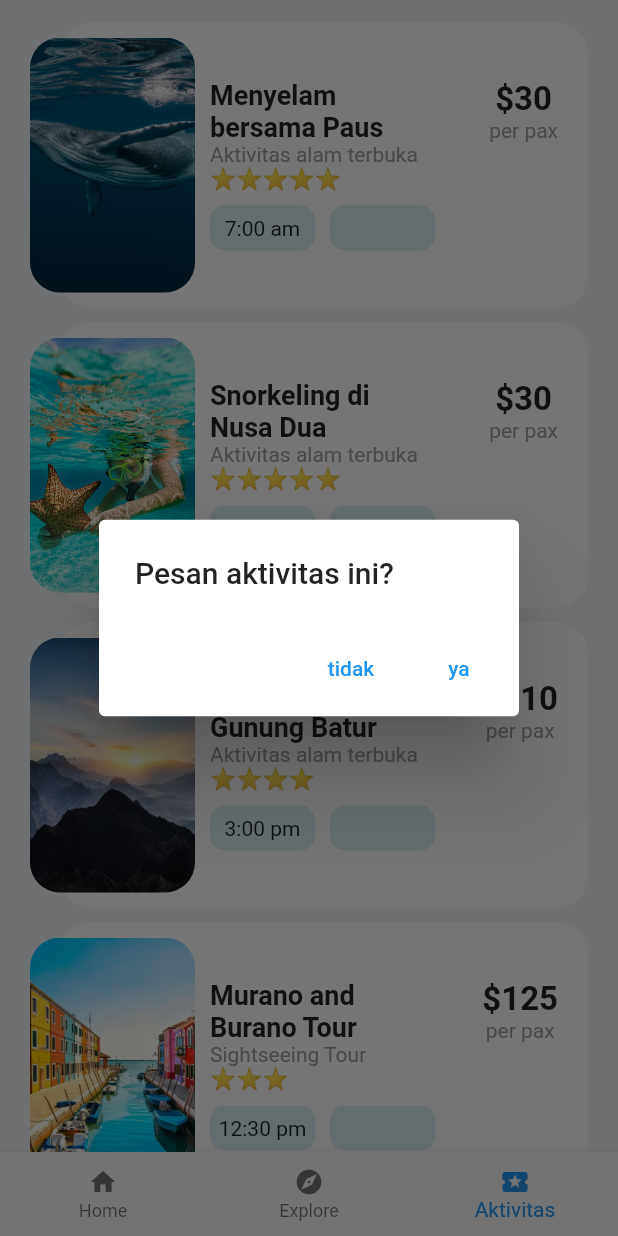
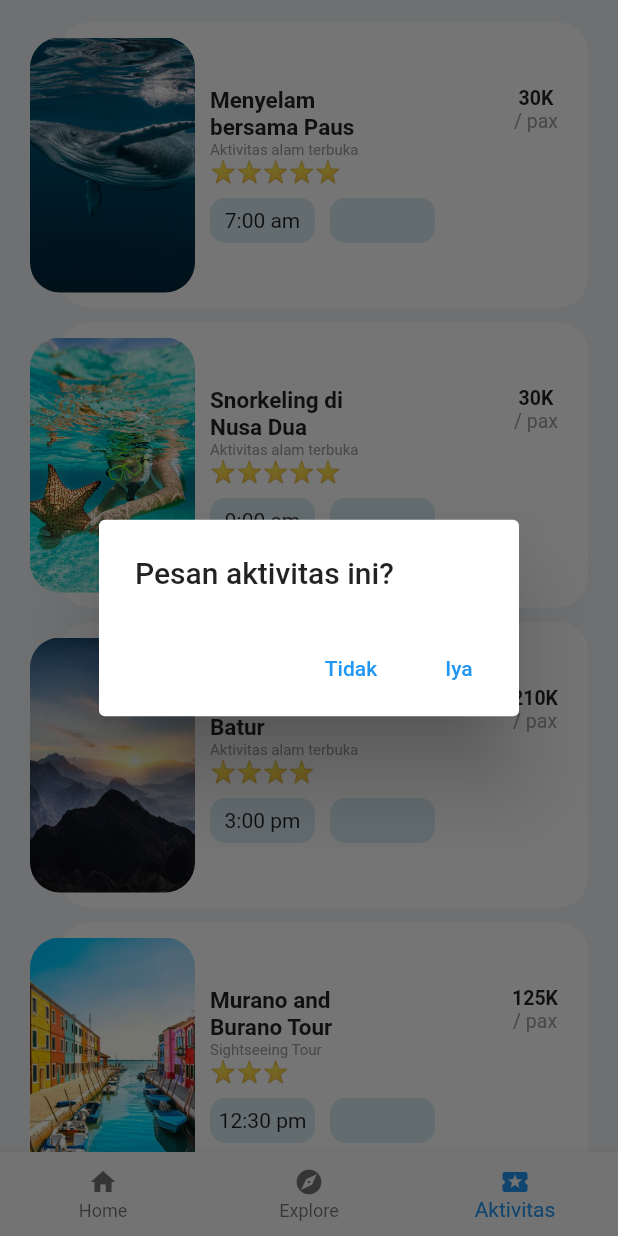
Before and after one commit to gungyusma/flutterapplication, a Flutter app: the screen it shows after launch, item 3 of the bottom bar chosen, after a tap on "pesan", on a phone screen of 412 x 824 dp. Run offline on Flutter 3.47's test engine with Material 2 defaults, Android fonts, the light colour scheme and no system bars; our stand-ins replace cached_network_image, font_awesome_flutter; network calls fail.

Commit message:
fixing ui

```diff
--- a/lib/screens/activities_screen.dart
+++ b/lib/screens/activities_screen.dart
@@ -44,7 +44,7 @@ class ActivitiesScreen extends StatelessWidget {
                               child: Text(
                                 activity.name,
                                 style: TextStyle(
-                                  fontSize: 18.0,
+                                  fontSize: 15.0,
                                   fontWeight: FontWeight.w600,
                                 ),
                                 maxLines: 2,
@@ -53,21 +53,23 @@ class ActivitiesScreen extends StatelessWidget {
                             ),
                             Column(
                               children: <Widget>[
-                                Text('\$${activity.price}',
+                                Text('${activity.price}K',
                                     style: TextStyle(
-                                      fontSize: 22.0,
+                                      fontSize: 13.0,
                                       fontWeight: FontWeight.w600,
                                     )),
                                 Text(
-                                  'per pax',
-                                  style: TextStyle(color: Colors.grey),
+                                  '/ pax',
+                                  style: TextStyle(
+                                      color: Colors.grey, fontSize: 13.0),
                                 )
                               ],
                             ),
                           ],
                         ),
                         Text(activity.type,
-                            style: TextStyle(color: Colors.grey)),
+                            style:
+                                TextStyle(color: Colors.grey, fontSize: 10.0)),
                         _buildRatingStars(activity.rating),
                         SizedBox(height: 10.0),
                         Row(
@@ -110,13 +112,13 @@ class ActivitiesScreen extends StatelessWidget {
                                     actions: <Widget>[
                                       TextButton(
                                         onPressed: () =>
-                                            Navigator.pop(context, 'tidak'),
-                                        child: const Text('tidak'),
+                                            Navigator.pop(context, 'Tidak'),
+                                        child: const Text('Tidak'),
                                       ),
                                       TextButton(
                                         onPressed: () =>
-                                            Navigator.pop(context, 'ya'),
-                                        child: const Text('ya'),
+                                            Navigator.pop(context, 'Iya'),
+                                        child: const Text('Iya'),
                                       ),
                                     ],
                                   ),
--- a/lib/screens/destination_screen.dart
+++ b/lib/screens/destination_screen.dart
@@ -150,7 +150,7 @@ class _DestinationScreenState extends State<DestinationScreen> {
                                     child: Text(
                                       activity.name,
                                       style: TextStyle(
-                                        fontSize: 18.0,
+                                        fontSize: 15.0,
                                         fontWeight: FontWeight.w600,
                                       ),
                                       maxLines: 2,
@@ -159,21 +159,23 @@ class _DestinationScreenState extends State<DestinationScreen> {
                                   ),
                                   Column(
                                     children: <Widget>[
-                                      Text('\$${activity.price}',
+                                      Text('${activity.price}K',
                                           style: TextStyle(
-                                            fontSize: 22.0,
+                                            fontSize: 12.0,
                                             fontWeight: FontWeight.w600,
                                           )),
                                       Text(
-                                        'per pax',
-                                        style: TextStyle(color: Colors.grey),
+                                        '/ pax',
+                                        style: TextStyle(
+                                            color: Colors.grey, fontSize: 15.0),
                                       )
                                     ],
                                   ),
                                 ],
                               ),
                               Text(activity.type,
-                                  style: TextStyle(color: Colors.grey)),
+                                  style: TextStyle(
+                                      color: Colors.grey, fontSize: 10.0)),
                               _buildRatingStars(activity.rating),
                               SizedBox(height: 10.0),
                               Row(
@@ -214,7 +216,7 @@ class _DestinationScreenState extends State<DestinationScreen> {
                         child: ClipRRect(
                           borderRadius: BorderRadius.circular(20.0),
                           child: Image(
-                            width: 110.0,
+                            width: 100.0,
                             image: AssetImage(activity.imageUrl),
                             fit: BoxFit.cover,
                           ),
--- a/lib/screens/explore_screen.dart
+++ b/lib/screens/explore_screen.dart
@@ -115,7 +115,7 @@ class ExploreScreen extends StatelessWidget {
                               ),
                               FittedBox(
                                 child: Text(
-                                  '\$ ${recommendedModel.price.toString()} / orang',
+                                  '${recommendedModel.price.toString()} K / orang',
                                   style: TextStyle(
                                       fontWeight: FontWeight.w700,
                                       color: Colors.white),
--- a/lib/screens/home_screen.dart
+++ b/lib/screens/home_screen.dart
@@ -52,21 +52,35 @@ class _HomeScreenState extends State<HomeScreen> {
       padding: EdgeInsets.symmetric(vertical: 30.0),
       children: <Widget>[
         Padding(
-          padding: const EdgeInsets.only(left: 20.0, right: 120.0),
+          padding: const EdgeInsets.only(left: 20.0, right: 60.0),
           child: Text(
-            'Mau liburan kemana kali ini?',
-            style: TextStyle(fontSize: 30.0, fontWeight: FontWeight.bold),
+            'Mau liburan kemana kali ini? ✈️',
+            style: TextStyle(fontSize: 25.0, fontWeight: FontWeight.bold),
           ),
         ),
-        SizedBox(
-          height: 20.0,
-        ),
+        Padding(
+            padding: const EdgeInsets.only(left: 20.0, right: 40.0, top: 20.0),
+            child: TextField(
+                decoration: InputDecoration(
+              prefixIcon: Icon(Icons.search),
+              border: OutlineInputBorder(
+                borderRadius: BorderRadius.circular(15),
+                borderSide: BorderSide(
+                  width: 0,
+                  style: BorderStyle.none,
+                ),
+              ),
+              hintText: 'Cari destinasi impianmu',
+              contentPadding: EdgeInsets.all(15),
+              filled: true,
+              fillColor: Color.fromARGB(95, 207, 207, 207),
+            ))),
         SizedBox(
           height: 20.0,
         ),
         DestinationCarousel(),
         SizedBox(
-          height: 20.0,
+          height: 5.0,
         ),
         HotelCarousel(),
       ],
@@ -75,15 +89,32 @@ class _HomeScreenState extends State<HomeScreen> {
       padding: EdgeInsets.symmetric(vertical: 30.0),
       children: <Widget>[
         Padding(
-          padding: const EdgeInsets.only(left: 20.0, right: 120.0),
+          padding: const EdgeInsets.only(left: 20.0, right: 60.0),
           child: Text(
-            'Destinasi paling dicari tahun ini',
-            style: TextStyle(fontSize: 30.0, fontWeight: FontWeight.bold),
+            'Destinasi paling dicari tahun ini 🏆',
+            style: TextStyle(fontSize: 25.0, fontWeight: FontWeight.bold),
           ),
         ),
         SizedBox(
           height: 20.0,
         ),
+        Padding(
+            padding: const EdgeInsets.only(left: 20.0, right: 40.0, top: 20.0),
+            child: TextField(
+                decoration: InputDecoration(
+              prefixIcon: Icon(Icons.search),
+              border: OutlineInputBorder(
+                borderRadius: BorderRadius.circular(15),
+                borderSide: BorderSide(
+                  width: 0,
+                  style: BorderStyle.none,
+                ),
+              ),
+              hintText: 'Cari tempat',
+              contentPadding: EdgeInsets.all(15),
+              filled: true,
+              fillColor: Color.fromARGB(95, 207, 207, 207),
+            ))),
         SizedBox(
           height: 20.0,
         ),
@@ -104,37 +135,6 @@ class _HomeScreenState extends State<HomeScreen> {
     return Scaffold(
       body: Center(
         child: _widgetOptions.elementAt(_currentTab),
-        // ListView(
-        //   padding: EdgeInsets.symmetric(vertical: 30.0),
-        //   children: <Widget>[
-        //     Padding(
-        //       padding: const EdgeInsets.only(left: 20.0, right: 120.0),
-        //       child: Text(
-        //         'Mau liburan kemana kali ini?',
-        //         style: TextStyle(fontSize: 30.0, fontWeight: FontWeight.bold),
-        //       ),
-        //     ),
-        //     SizedBox(
-        //       height: 20.0,
-        //     ),
-        //     Row(
-        //       mainAxisAlignment: MainAxisAlignment.spaceAround,
-        //       children: _icons
-        //           .asMap()
-        //           .entries
-        //           .map((MapEntry map) => _buildIcon(map.key))
-        //           .toList(),
-        //     ),
-        //     SizedBox(
-        //       height: 20.0,
-        //     ),
-        //     DestinationCarousel(),
-        //     SizedBox(
-        //       height: 20.0,
-        //     ),
-        //     HotelCarousel(),
-        //   ],
-        // ),
       ),
       bottomNavigationBar: BottomNavigationBar(
         currentIndex: _currentTab,
--- a/lib/widgets/destination_carousel.dart
+++ b/lib/widgets/destination_carousel.dart
@@ -15,18 +15,9 @@ class DestinationCarousel extends StatelessWidget {
             children: <Widget>[
               Text('Destinasi pilihan untukmu',
                   style: TextStyle(
-                      fontSize: 20.0,
-                      fontWeight: FontWeight.bold,
-                      letterSpacing: 1.5)),
-              // GestureDetector(
-              //   onTap: () => print('See All'),
-              //   child: Text('See All',
-              //       style: TextStyle(
-              //           color: Theme.of(context).primaryColor,
-              //           fontSize: 16.0,
-              //           fontWeight: FontWeight.w600,
-              //           letterSpacing: 1.0)),
-              // ),
+                    fontSize: 17.0,
+                    fontWeight: FontWeight.bold,
+                  )),
             ],
           ),
         ),
@@ -44,52 +35,15 @@ class DestinationCarousel extends StatelessWidget {
                       builder: (_) => DestinationScreen(destination),
                     )),
                 child: Container(
-                  margin: EdgeInsets.all(10.0),
                   width: 210.0,
                   child: Stack(
                     alignment: Alignment.topCenter,
                     children: <Widget>[
-                      Positioned(
-                        bottom: 15.0,
-                        child: Container(
-                          height: 120.0,
-                          width: 180.0,
-                          decoration: BoxDecoration(
-                              color: Colors.white,
-                              borderRadius: BorderRadius.circular(20.0)),
-                          child: Padding(
-                            padding: EdgeInsets.all(10.0),
-                            child: Column(
-                              mainAxisAlignment: MainAxisAlignment.end,
-                              crossAxisAlignment: CrossAxisAlignment.start,
-                              children: <Widget>[
-                                // Text(
-                                //   '${destination.activities.length} activities',
-                                //   style: TextStyle(
-                                //       fontSize: 18.0,
-                                //       fontWeight: FontWeight.w600,
-                                //       wordSpacing: 2),
-                                // ),
-                                Text(
-                                  destination.description,
-                                  style: TextStyle(fontSize: 15.0),
-                                )
-                              ],
-                            ),
-                          ),
-                        ),
-                      ),
                       Container(
+                        margin: EdgeInsets.only(left: 10.0, top: 10.0),
                         decoration: BoxDecoration(
                           color: Colors.white,
                           borderRadius: BorderRadius.circular(20.0),
-                          boxShadow: [
-                            // BoxShadow(
-                            //   color: Colors.black26,
-                            //   offset: Offset(0.0, 2.0),
-                            //   blurRadius: 6.0,
-                            // )
-                          ],
                         ),
                         child: Stack(
                           children: <Widget>[
@@ -98,7 +52,7 @@ class DestinationCarousel extends StatelessWidget {
                               child: ClipRRect(
                                 borderRadius: BorderRadius.circular(20.0),
                                 child: Image(
-                                  height: 180.0,
+                                  height: 250.0,
                                   width: 180.0,
                                   image: AssetImage(destination.imageUrl),
                                   fit: BoxFit.cover,
@@ -114,10 +68,10 @@ class DestinationCarousel extends StatelessWidget {
                                   Text(
                                     destination.city,
                                     style: TextStyle(
-                                        color: Colors.white,
-                                        fontSize: 24.0,
-                                        fontWeight: FontWeight.w600,
-                                        letterSpacing: 1.2),
+                                      color: Colors.white,
+                                      fontSize: 24.0,
+                                      fontWeight: FontWeight.w600,
+                                    ),
                                   ),
                                   Row(
                                     children: <Widget>[
--- a/lib/widgets/explore_carrousel.dart
+++ b/lib/widgets/explore_carrousel.dart
@@ -16,9 +16,9 @@ class ExploreCarrousel extends StatelessWidget {
             children: <Widget>[
               Text('Tempat terpopuler',
                   style: TextStyle(
-                      fontSize: 20.0,
-                      fontWeight: FontWeight.bold,
-                      letterSpacing: 1.5)),
+                    fontSize: 20.0,
+                    fontWeight: FontWeight.bold,
+                  )),
               // GestureDetector(
               //   onTap: () => print('See All'),
               //   child: Text('See All',
--- a/lib/widgets/hotel_carousel.dart
+++ b/lib/widgets/hotel_carousel.dart
@@ -14,18 +14,9 @@ class HotelCarousel extends StatelessWidget {
             children: <Widget>[
               Text('Rekomendasi Hotel Terbaik',
                   style: TextStyle(
-                      fontSize: 20.0,
-                      fontWeight: FontWeight.bold,
-                      letterSpacing: 1.5)),
-              // GestureDetector(
-              //   onTap: () => print('See All'),
-              //   child: Text('See All',
-              //       style: TextStyle(
-              //           color: Theme.of(context).primaryColor,
-              //           fontSize: 16.0,
-              //           fontWeight: FontWeight.w600,
-              //           letterSpacing: 1.0)),
-              // ),
+                    fontSize: 17.0,
+                    fontWeight: FontWeight.bold,
+                  )),
             ],
           ),
         ),
@@ -37,7 +28,7 @@ class HotelCarousel extends StatelessWidget {
             itemBuilder: (BuildContext context, int index) {
               Hotel hotel = hotels[index];
               return Container(
-                margin: EdgeInsets.all(10.0),
+                margin: EdgeInsets.only(left: 30.0, top: 10.0),
                 width: 240.0,
                 child: Stack(
                   alignment: Alignment.topCenter,
@@ -73,7 +64,7 @@ class HotelCarousel extends StatelessWidget {
                                 height: 2.0,
                               ),
                               Text(
-                                '\$${hotel.price} / night',
+                                '${hotel.price} juta / malam',
                                 style: TextStyle(
                                     fontSize: 15.0,
                                     fontWeight: FontWeight.w600),
```
Also changed, not shown: 2 other files.
